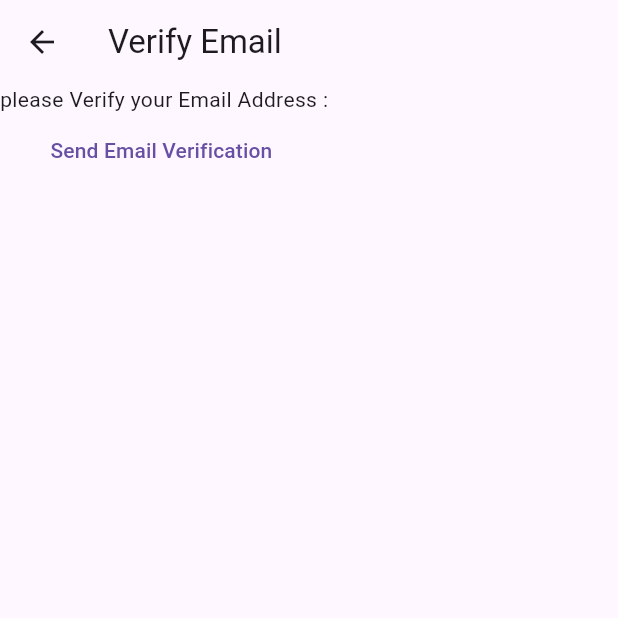
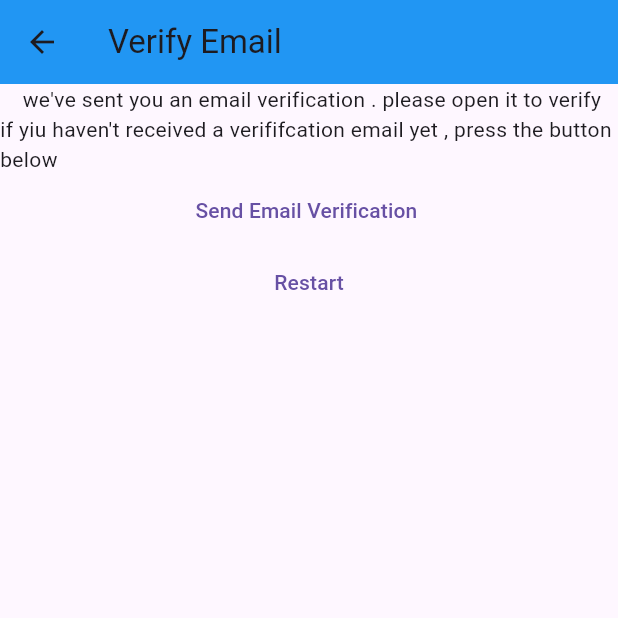
Before and after one commit to YuvrajBankolia/Notes_application, a Flutter app: the VerifyEmailView screen opened directly, on a phone screen of 412 x 824 dp, the top half of it. Run offline on Flutter 3.47's test engine with Material 3 defaults, Android fonts, the phone set to English and light mode, and no system bars; our stand-ins replace firebase_auth, firebase_core; accounts and stored records are empty.

Commit message:
commit 4

```diff
--- a/lib/constant/routes.dart
+++ b/lib/constant/routes.dart
@@ -1,3 +1,4 @@
 const loginRoute = '/login/';
 const registerRoute = '/register/';
 const notesRoute = '/notes/';
+const verifyEmailRoute = '/verify-email/';
--- a/lib/views/verify_email_view.dart
+++ b/lib/views/verify_email_view.dart
@@ -1,5 +1,6 @@
 import 'package:firebase_auth/firebase_auth.dart';
 import 'package:flutter/material.dart';
+import 'package:mynotes/constant/routes.dart';
 
 class VerifyEmailView extends StatefulWidget {
   const VerifyEmailView({super.key});
@@ -14,17 +15,30 @@ class _VerifyEmailViewState extends State<VerifyEmailView> {
     return Scaffold(
       appBar: AppBar(
         title: const Text('Verify Email'),
+        backgroundColor: Colors.blue,
       ),
       body: Column(
         children: [
-          const Text('please Verify your Email Address :'),
+          const Text(
+              " we've sent you an email verification . please open it to verify"),
+          const Text(
+              "if yiu haven't received a verififcation email yet , press the button below"),
           TextButton(
             onPressed: () async {
               final user = FirebaseAuth.instance.currentUser;
               await user?.sendEmailVerification();
             },
             child: const Text('Send Email Verification '),
-          )
+          ),
+          TextButton(
+              onPressed: () async {
+                FirebaseAuth.instance.signOut();
+                Navigator.of(context).pushNamedAndRemoveUntil(
+                  registerRoute,
+                  (route) => false,
+                );
+              },
+              child: const Text('Restart'))
         ],
       ),
     );
```
Also changed, not shown: lib/main.dart (+4 -3 lines), lib/views/registerView.dart (+38 -10 lines).
